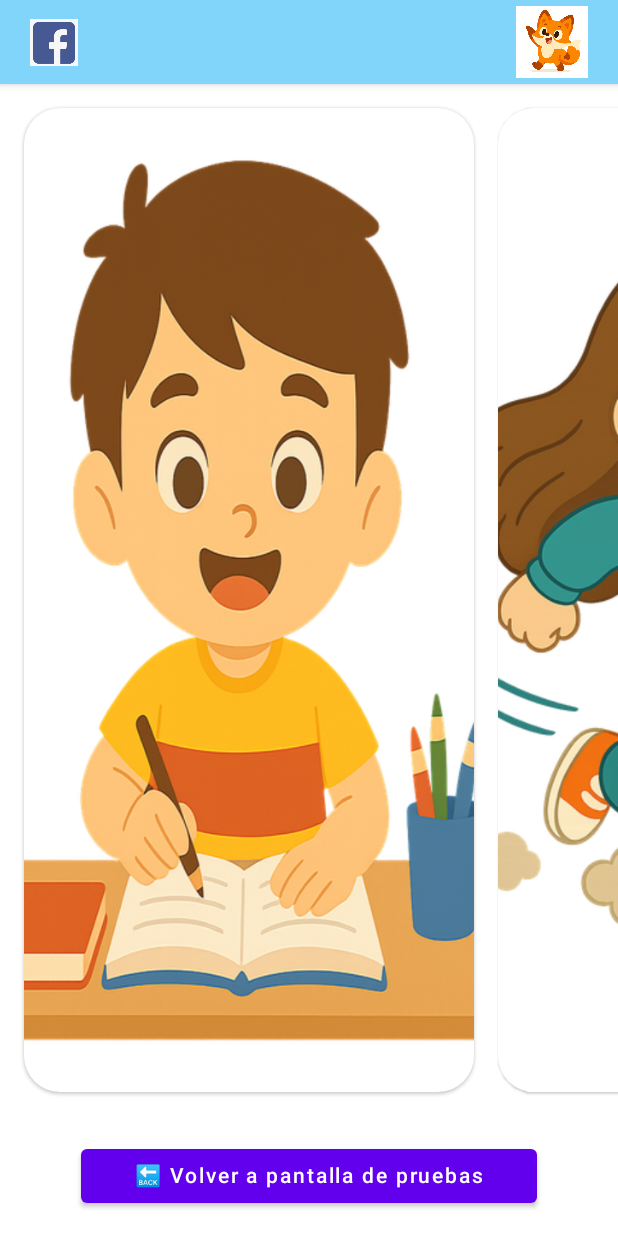
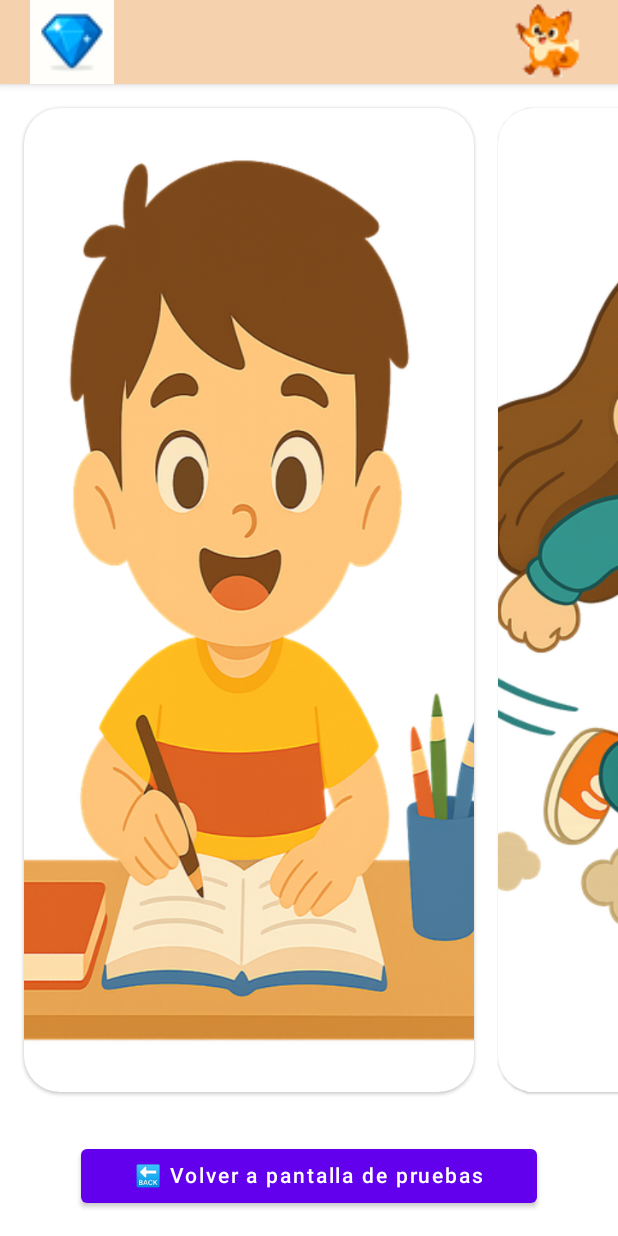
Before and after one commit to juanfranj/AppJetpackComposeCatalogo, an Android app built with Jetpack Compose: the PantallaPrincipalScreen screen opened through its navigation route, on a phone screen of 412 x 824 dp. Run offline under Robolectric (Android 15) with nearby library versions, the phone set to English and light mode, and no system bars; our stand-ins replace Dagger/Hilt's generated code.

Commit message:
trabajando en los iconos de la topbar

```diff
--- a/app/src/main/java/com/cursojetpackcompose/jetpackcomposecatalogomio/pruebas/pantallaPrincipal/ui/PantallaPrincipalScreen.kt
+++ b/app/src/main/java/com/cursojetpackcompose/jetpackcomposecatalogomio/pruebas/pantallaPrincipal/ui/PantallaPrincipalScreen.kt
@@ -49,7 +49,7 @@ fun PantallaPrincipalScreen(
 
     Scaffold (topBar = {
         TopAppBar(
-            backgroundColor = Color(0xFF81D4FA),
+            backgroundColor = Color(0xFFF5D1AD),//Color(0xFFFFCC00),
             contentColor = Color.White,
             elevation = 4.dp
         ) {
@@ -62,19 +62,19 @@ fun PantallaPrincipalScreen(
             ) {
                 // Gema recogida (izquierda)
                 Image(
-                    painter = painterResource(id = R.drawable.fb),
+                    painter = painterResource(id = R.drawable.icon_gema_azul),
                     contentDescription = "Gemas acumuladas",
                     modifier = Modifier
-                        .size(32.dp)
+                        .size(56.dp)
                         .clickable { /* Acción al hacer click en gema */ }
                 )
 
                 // Icono personalizado (derecha)
                 Image(
-                    painter = painterResource(id = R.drawable.zorropresentacion),
+                    painter = painterResource(id = R.drawable.icon_zorro),
                     contentDescription = "Icono usuario",
                     modifier = Modifier
-                        .size(48.dp)
+                        .size(56.dp)
                         .clickable { /* Acción al hacer click en icono */ }
                 )
             }
@@ -115,33 +115,7 @@ fun PantallaPrincipalScreen(
                 Text(text = "\uD83D\uDD19 Volver a pantalla de pruebas")
             }
 
-            // Fila 2: imagen fija + botón
-//            Column(
-//                modifier = Modifier
-//                    .weight(.35f)
-//                    .wrapContentHeight()
-//                    .padding(bottom = 16.dp),
-//                horizontalAlignment = Alignment.CenterHorizontally
-//            ) {
-//                Image(
-//                    painter = painterResource(id = R.drawable.zorropresentacion),
-//                    contentDescription = "Imagen de multiplicación",
-//                    modifier = Modifier
-//                        .fillMaxWidth(0.8f)
-//                        .height(180.dp)
-//                )
 
-                //Spacer(modifier = Modifier.height(24.dp))
-
-//                Button(
-//                    onClick = { navigationController.navigateUp() },
-//                    modifier = Modifier
-//                        .padding(16.dp)
-//                        .fillMaxWidth(0.8f)
-//                ) {
-//                    Text(text = "\uD83D\uDD19 Volver a pantalla de pruebas")
-//                }
-//            }
         }
     }
 }
```
Also changed, not shown: app/src/main/res/drawable-hdpi/icon_gema_azul.png (added), app/src/main/res/drawable-hdpi/icon_zorro.png (added), app/src/main/res/drawable-mdpi/icon_gema_azul.png (added), app/src/main/res/drawable-mdpi/icon_zorro.png (added), app/src/main/res/drawable-xhdpi/icon_gema_azul.png (added), app/src/main/res/drawable-xhdpi/icon_zorro.png (added), app/src/main/res/drawable-xxhdpi/icon_gema_azul.png (added), app/src/main/res/drawable-xxhdpi/icon_zorro.png (added), app/src/main/res/drawable-xxxhdpi/icon_gema_azul.png (added), app/src/main/res/drawable-xxxhdpi/icon_zorro.png (added).
